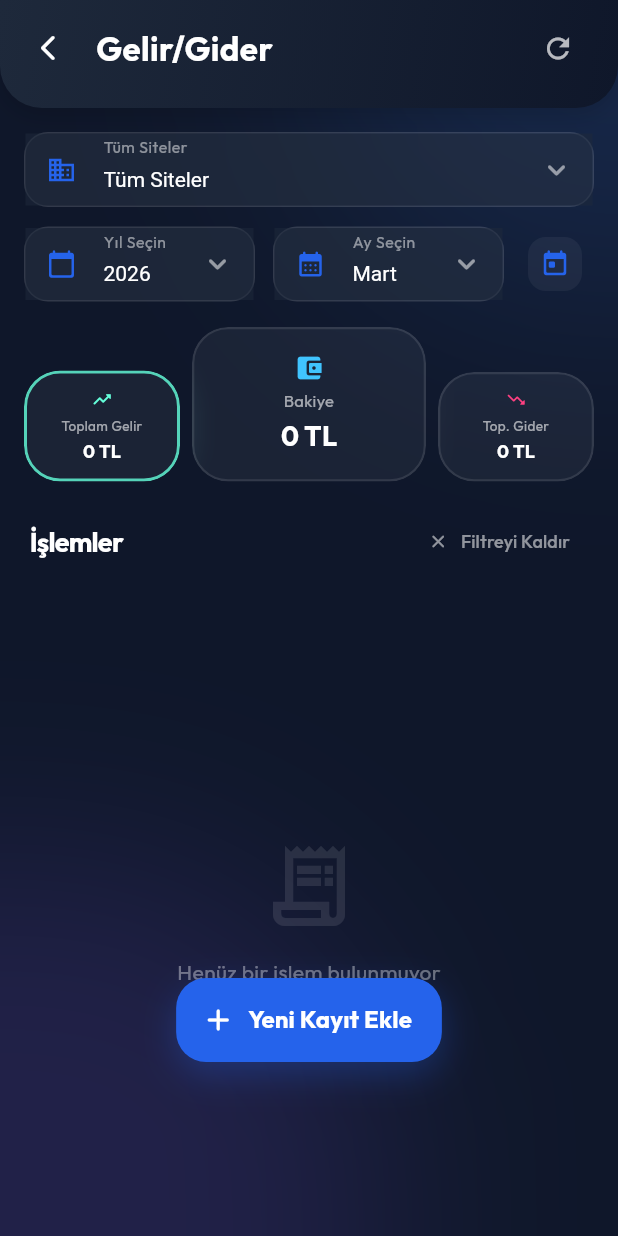
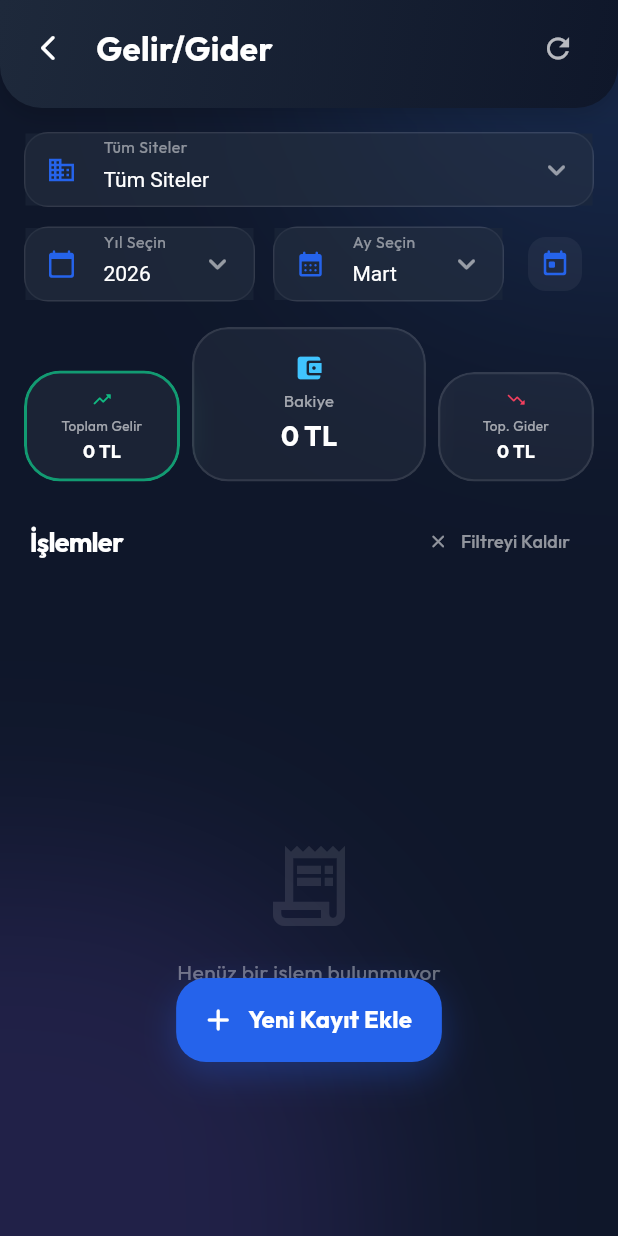
Before and after one commit to muhammetyagdiran/SiteTakip, a Flutter app: the IncomeExpenseScreen screen opened directly, after a tap on "Toplam Gelir", on a phone screen of 412 x 824 dp. Run offline on Flutter 3.47's test engine with Material 3 defaults, Android fonts, the light colour scheme and no system bars; our stand-ins replace firebase_core, firebase_messaging, flutter_local_notifications, google_fonts, shared_preferences, supabase and 1 more; accounts and stored records are empty.

Commit message:
UPDATE
UPDATE

```diff
--- a/lib/screens/manager/income_expense_screen.dart
+++ b/lib/screens/manager/income_expense_screen.dart
@@ -658,7 +658,7 @@ class _IncomeExpenseScreenState extends State<IncomeExpenseScreen> {
                       label: l10n.totalIncome,
                       value: _totalIncome,
                       icon: Icons.trending_up_rounded,
-                      color: Colors.tealAccent,
+                      color: const Color(0xFF10B981), // Premium Emerald Green
                       compact: true,
                       onTap: () => setState(() => _filterType = _filterType == TransactionType.income ? null : TransactionType.income),
                       isActive: _filterType == TransactionType.income,
@@ -684,7 +684,7 @@ class _IncomeExpenseScreenState extends State<IncomeExpenseScreen> {
                       label: 'Top. Gider',
                       value: _totalExpense,
                       icon: Icons.trending_down_rounded,
-                      color: Colors.pinkAccent,
+                      color: const Color(0xFFF43F5E), // Premium Rose Red
                       compact: true,
                       onTap: () => setState(() => _filterType = _filterType == TransactionType.expense ? null : TransactionType.expense),
                       isActive: _filterType == TransactionType.expense,
@@ -753,7 +753,7 @@ class _IncomeExpenseScreenState extends State<IncomeExpenseScreen> {
                         itemBuilder: (context, index) {
                           final t = filteredList[index];
                           final isIncome = t.type == TransactionType.income;
-                          final accentColor = isIncome ? Colors.tealAccent : Colors.pinkAccent;
+                          final accentColor = isIncome ? const Color(0xFF10B981) : const Color(0xFFF43F5E);
 
                           return Container(
                             margin: const EdgeInsets.only(bottom: 12),
--- a/lib/services/notification_service.dart
+++ b/lib/services/notification_service.dart
@@ -13,6 +13,10 @@ class NotificationService {
     description: 'This channel is used for important notifications.',
     importance: Importance.max,
   );
+
+  static Future<void> initialize() async {
+    if (kIsWeb) return;
+    final FirebaseMessaging _fcm = FirebaseMessaging.instance;
 
     // 1. Firebase Messaging Permissions (iOS/Android 13+)
     NotificationSettings settings = await _fcm.requestPermission(
```
